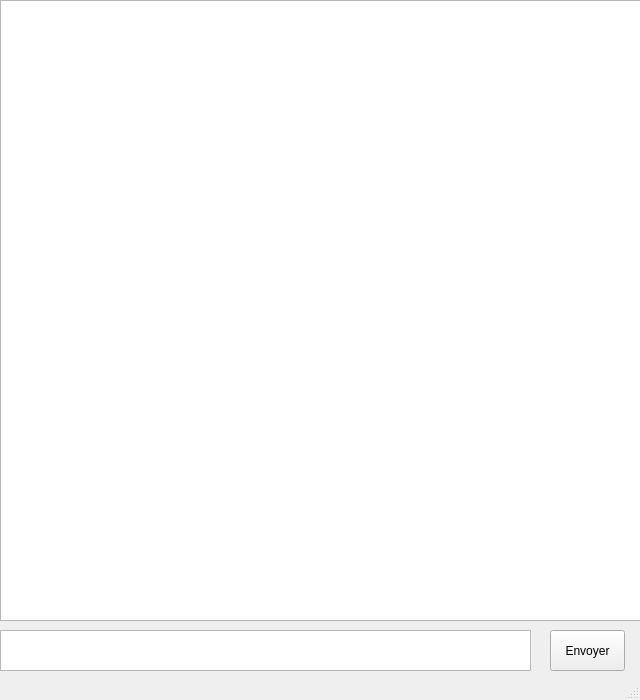
Above: mainwindow.ui from ClementAsbert/ChatAide before the change. Below: the same form after it.
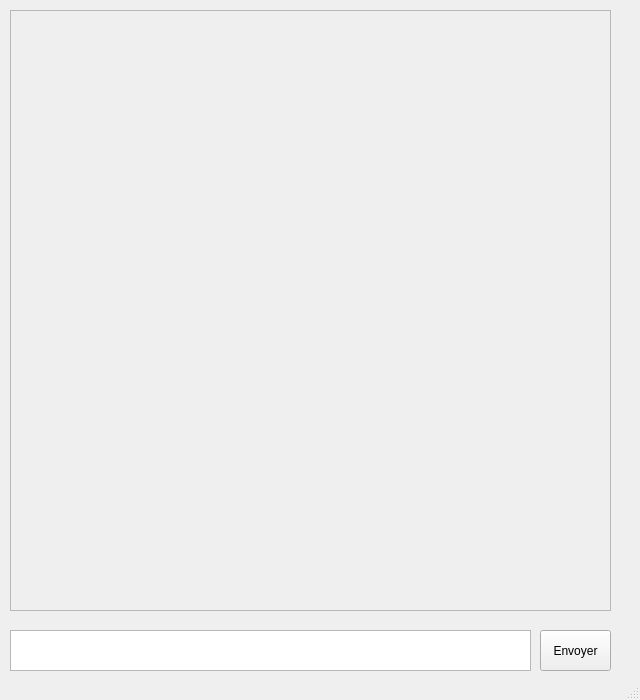
That is the form after the change.

Commit message: Changement de ListView en ScrollArea + fonction slotButton ok

Patch:
```diff
--- a/mainwindow.ui
+++ b/mainwindow.ui
@@ -29,9 +29,9 @@
    <widget class="QPlainTextEdit" name="textUtilisateur">
     <property name="geometry">
      <rect>
-      <x>0</x>
+      <x>10</x>
       <y>630</y>
-      <width>531</width>
+      <width>521</width>
       <height>41</height>
      </rect>
     </property>
@@ -39,9 +39,9 @@
    <widget class="QPushButton" name="envoyer">
     <property name="geometry">
      <rect>
-      <x>550</x>
+      <x>540</x>
       <y>630</y>
-      <width>75</width>
+      <width>71</width>
       <height>41</height>
      </rect>
     </property>
@@ -49,15 +49,28 @@
      <string>Envoyer</string>
     </property>
    </widget>
-   <widget class="QListView" name="listMessages">
+   <widget class="QScrollArea" name="scrollArea">
     <property name="geometry">
      <rect>
-      <x>0</x>
-      <y>0</y>
-      <width>641</width>
-      <height>621</height>
+      <x>10</x>
+      <y>10</y>
+      <width>601</width>
+      <height>601</height>
      </rect>
     </property>
+    <property name="widgetResizable">
+     <bool>true</bool>
+    </property>
+    <widget class="QWidget" name="scrollAreaWidgetContents">
+     <property name="geometry">
+      <rect>
+       <x>0</x>
+       <y>0</y>
+       <width>599</width>
+       <height>599</height>
+      </rect>
+     </property>
+    </widget>
    </widget>
   </widget>
   <widget class="QStatusBar" name="statusbar"/>
```
The commit also changes 2 other files.
